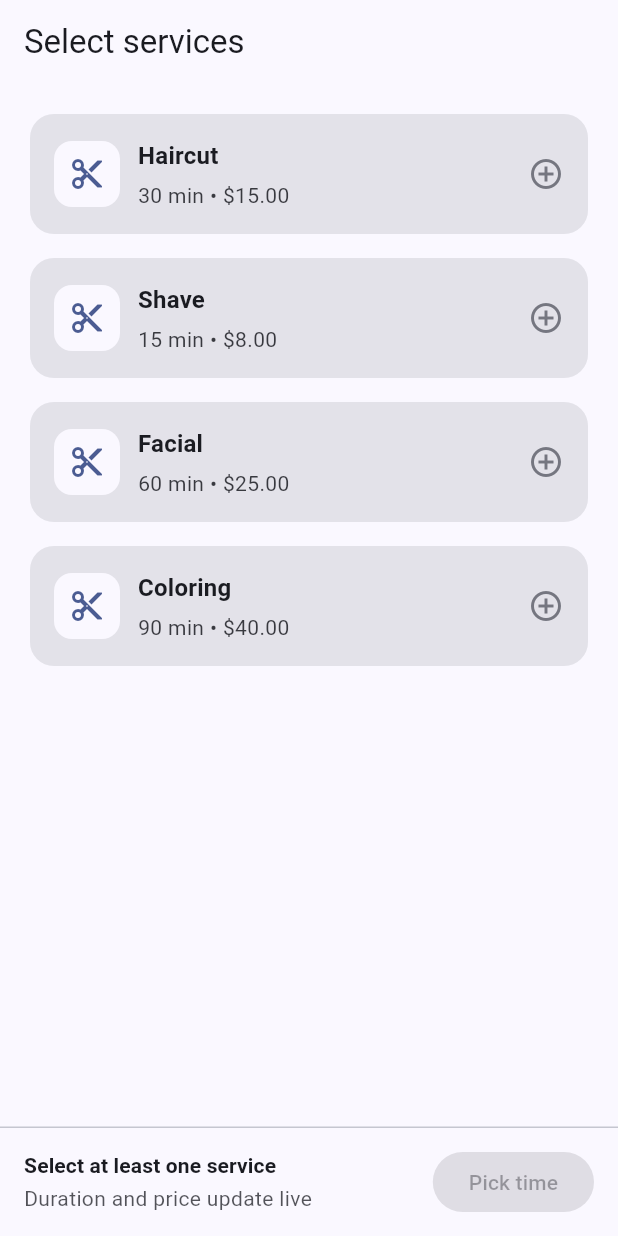
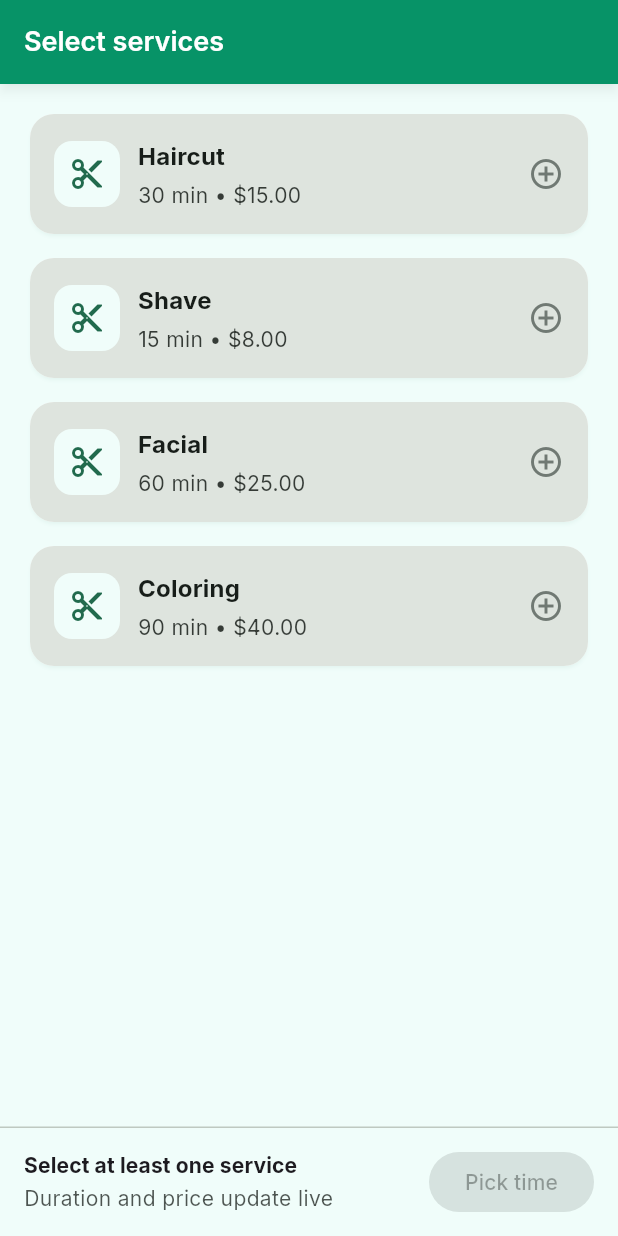
Before and after one commit to Naveenm1907/omni_booking, a Flutter app: the screen it shows after launch, on a phone screen of 412 x 824 dp. Run offline on Flutter 3.47's test engine with Material 3 defaults, Android fonts, the phone set to English and light mode, and no system bars; our stand-ins replace cloud_firestore, firebase_core, flutter_riverpod, google_fonts; accounts and stored records are empty.

Commit message:
updated the overall app theme

```diff
--- a/lib/theme/app_colors.dart
+++ b/lib/theme/app_colors.dart
@@ -1,8 +1,19 @@
 import 'package:flutter/material.dart';
 
 class AppColors {
-  static const seed = Color(0xFF2563EB); // blue-600
-  static const success = Color(0xFF16A34A); // green-600
-  static const warning = Color(0xFFF59E0B); // amber-500
-  static const danger = Color(0xFFDC2626); // red-600
+  // Modern teal/emerald theme - fresh and contemporary
+  static const primary = Color(0xFF059669); // Modern emerald
+  static const secondary = Color(0xFF0D9488); // Teal
+
+  // Accent colors
+  static const accent = Color(0xFF10B981); // Bright emerald
+  static const surface = Color(0xFFF0FDFA); // Very light teal
+
+  // Semantic colors
+  static const success = Color(0xFF059669); // Emerald green
+  static const warning = Color(0xFFF59E0B); // Modern amber
+  static const danger = Color(0xFFEF4444); // Modern red
+
+  // Legacy compatibility
+  static const seed = primary;
 }
--- a/lib/theme/app_theme.dart
+++ b/lib/theme/app_theme.dart
@@ -1,44 +1,122 @@
 import 'package:flutter/material.dart';
+import 'package:google_fonts/google_fonts.dart';
 
 import 'app_colors.dart';
 
 class AppTheme {
   static ThemeData light() {
-    final base = ThemeData(
-      colorScheme: ColorScheme.fromSeed(seedColor: AppColors.seed),
+    return ThemeData(
       useMaterial3: true,
-    );
+      colorScheme: ColorScheme.fromSeed(
+        seedColor: AppColors.primary,
+        brightness: Brightness.light,
+        surface: AppColors.surface,
+        secondary: AppColors.secondary,
+      ),
+      textTheme: GoogleFonts.interTextTheme(),
+      scaffoldBackgroundColor: AppColors.surface,
 
-    return base.copyWith(
-      appBarTheme: const AppBarTheme(centerTitle: false),
+      // App Bar Theme
+      appBarTheme: AppBarTheme(
+        backgroundColor: AppColors.primary,
+        foregroundColor: Colors.white,
+        elevation: 3,
+        shadowColor: Colors.black26,
+        titleTextStyle: GoogleFonts.inter(
+          fontSize: 18,
+          fontWeight: FontWeight.w600,
+          color: Colors.white,
+        ),
+        actionsIconTheme: const IconThemeData(color: Colors.white),
+        iconTheme: const IconThemeData(color: Colors.white),
+        centerTitle: false,
+        titleSpacing: 16,
+      ),
+
+      // Card Theme
       cardTheme: CardThemeData(
-        elevation: 0,
-        shape: RoundedRectangleBorder(borderRadius: BorderRadius.circular(16)),
+        color: Colors.white,
+        elevation: 1,
+        shadowColor: AppColors.primary.withOpacity(0.08),
+        shape: RoundedRectangleBorder(
+          borderRadius: BorderRadius.circular(16),
+        ),
+        margin: const EdgeInsets.symmetric(horizontal: 4, vertical: 4),
       ),
+
+      // Button Themes
+      elevatedButtonTheme: ElevatedButtonThemeData(
+        style: ElevatedButton.styleFrom(
+          backgroundColor: AppColors.primary,
+          foregroundColor: Colors.white,
+          padding: const EdgeInsets.symmetric(horizontal: 24, vertical: 16),
+          shape: RoundedRectangleBorder(
+            borderRadius: BorderRadius.circular(12),
+          ),
+          elevation: 0,
+          shadowColor: Colors.transparent,
+          textStyle: GoogleFonts.inter(
+            fontSize: 15,
+            fontWeight: FontWeight.w600,
+            letterSpacing: 0.1,
+          ),
+        ),
+      ),
+
+      textButtonTheme: TextButtonThemeData(
+        style: TextButton.styleFrom(
+          foregroundColor: AppColors.primary,
+          textStyle: GoogleFonts.inter(
+            fontSize: 14,
+            fontWeight: FontWeight.w600,
+          ),
+        ),
+      ),
+
+      // Input Theme
       inputDecorationTheme: InputDecorationTheme(
-        border: OutlineInputBorder(borderRadius: BorderRadius.circular(14)),
+        filled: true,
+        fillColor: Colors.grey.shade50,
+        border: OutlineInputBorder(
+          borderRadius: BorderRadius.circular(12),
+          borderSide: BorderSide(color: Colors.grey.shade200),
+        ),
+        enabledBorder: OutlineInputBorder(
+          borderRadius: BorderRadius.circular(12),
+          borderSide: BorderSide(color: Colors.grey.shade200),
+        ),
+        focusedBorder: OutlineInputBorder(
+          borderRadius: BorderRadius.circular(12),
+          borderSide: BorderSide(color: AppColors.primary, width: 2),
+        ),
+        contentPadding: const EdgeInsets.symmetric(horizontal: 16, vertical: 16),
+        hintStyle: TextStyle(color: Colors.grey.shade500),
+      ),
+
+      // Chip Theme
+      chipTheme: ChipThemeData(
+        selectedColor: AppColors.accent.withOpacity(0.2),
+        backgroundColor: Colors.grey.shade50,
+        labelStyle: GoogleFonts.inter(fontSize: 14, fontWeight: FontWeight.w500),
+        padding: const EdgeInsets.symmetric(horizontal: 12, vertical: 8),
+        shape: RoundedRectangleBorder(
+          borderRadius: BorderRadius.circular(12),
+        ),
       ),
     );
   }
 
   static ThemeData dark() {
-    final base = ThemeData(
+    return ThemeData(
+      useMaterial3: true,
       colorScheme: ColorScheme.fromSeed(
-        seedColor: AppColors.seed,
+        seedColor: AppColors.primary,
         brightness: Brightness.dark,
+        surface: const Color(0xFF0F172A), // Modern dark surface
+        secondary: AppColors.secondary,
       ),
-      useMaterial3: true,
-    );
-
-    return base.copyWith(
-      appBarTheme: const AppBarTheme(centerTitle: false),
-      cardTheme: CardThemeData(
-        elevation: 0,
-        shape: RoundedRectangleBorder(borderRadius: BorderRadius.circular(16)),
-      ),
-      inputDecorationTheme: InputDecorationTheme(
-        border: OutlineInputBorder(borderRadius: BorderRadius.circular(14)),
-      ),
+      textTheme: GoogleFonts.interTextTheme(ThemeData.dark().textTheme),
+      scaffoldBackgroundColor: const Color(0xFF020617), // Modern dark background
     );
   }
 }
```
